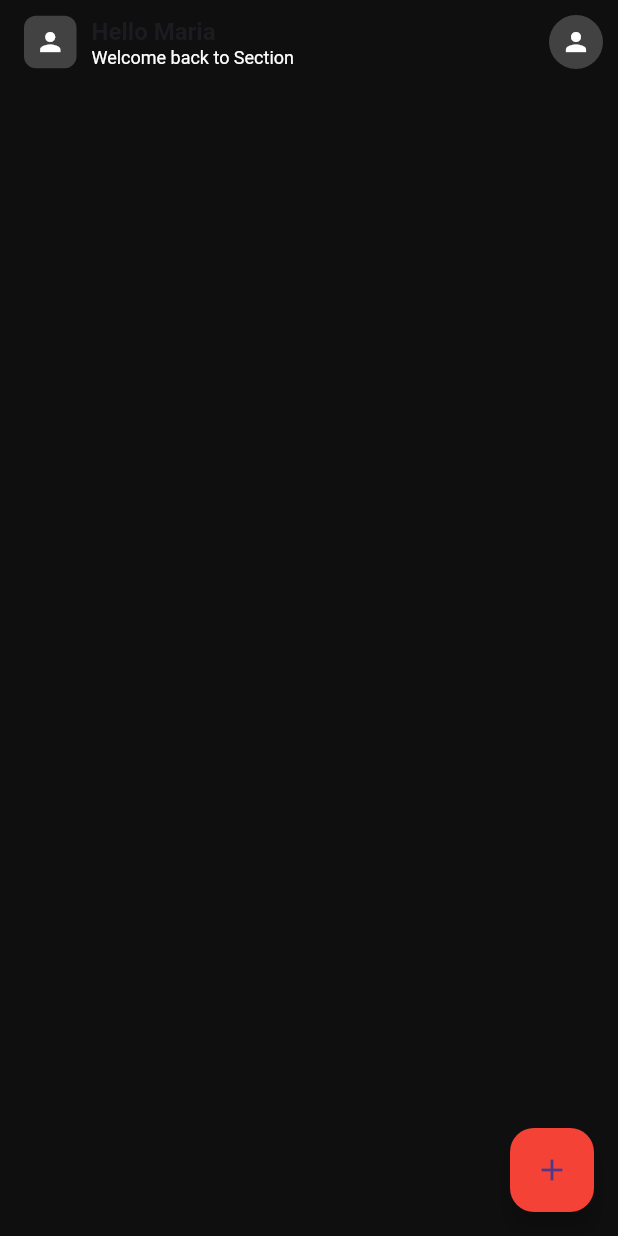
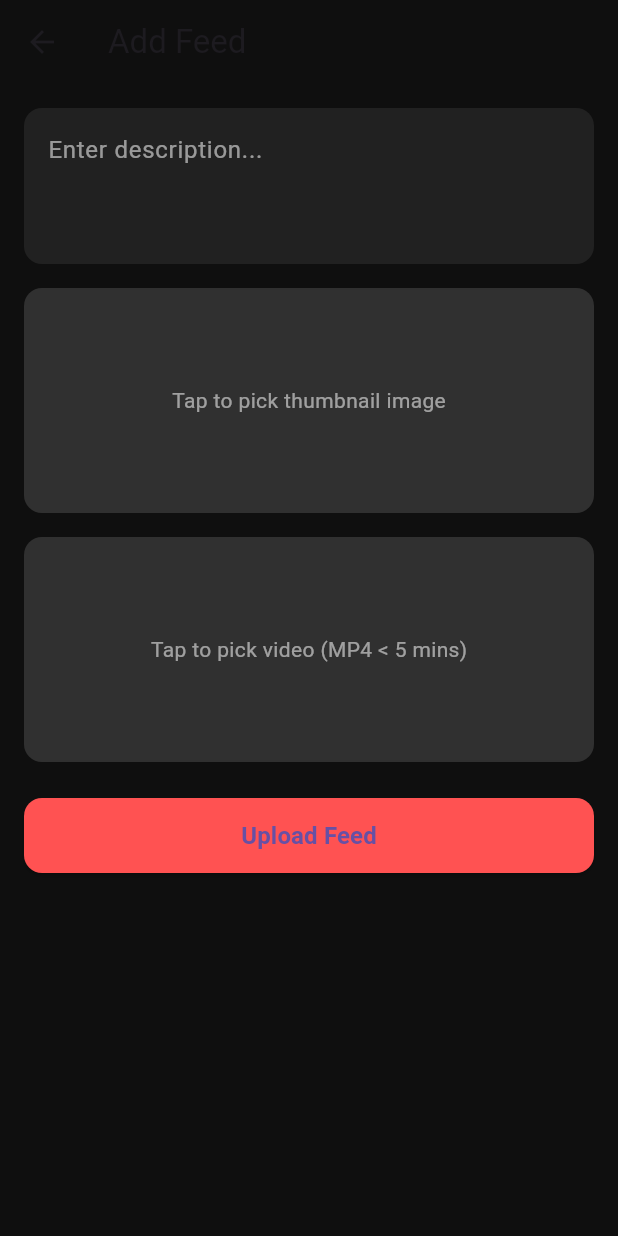
Before and after one commit to muhammedshahbasheer/frijo-noviindus-app, a Flutter app: the HomeScreen screen opened directly, after a tap on the "add" icon, on a phone screen of 412 x 824 dp. Run offline on Flutter 3.47's test engine with Material 3 defaults, Android fonts, the phone set to English and light mode, and no system bars; our stand-ins replace google_fonts, image_picker, shared_preferences, video_player; accounts and stored records are empty; network calls fail.

Commit message:
feat: add video to the feed

```diff
--- /dev/null
+++ b/lib/features/feed/feed_api.dart
@@ -0,0 +1,31 @@
+import 'dart:io';
+import '../../../core/network/api_client.dart';
+import '../../../core/network/api_endpoints.dart';
+
+class FeedApi {
+  static Future<dynamic> uploadFeed({
+    required File video,
+    required File image,
+    required String desc,
+    required List<int> categoryIds,
+    Function(int, int)? onProgress,
+  }) async {
+    final fields = {
+      'desc': desc,
+      'category': categoryIds.join(','), // send as CSV or adjust per backend
+    };
+
+    final files = {
+      'video': video,
+      'image': image,
+    };
+
+    return await ApiClient.postMultipart(
+      ApiEndpoints.myFeed,
+      fields: fields,
+      files: files,
+      auth: true, // sends Bearer token automatically
+      onProgress: onProgress,
+    );
+  }
+}
--- /dev/null
+++ b/lib/features/feed/presentation/add_feed.dart
@@ -0,0 +1,157 @@
+import 'dart:io';
+import 'package:flutter/material.dart';
+import 'package:frijo_noviindus_app/features/feed/presentation/feed_controller.dart';
+import 'package:image_picker/image_picker.dart';
+import 'package:provider/provider.dart';
+
+
+class AddFeedScreen extends StatefulWidget {
+  const AddFeedScreen({super.key});
+
+  @override
+  State<AddFeedScreen> createState() => _AddFeedScreenState();
+}
+
+class _AddFeedScreenState extends State<AddFeedScreen> {
+  final _descController = TextEditingController();
+  final picker = ImagePicker();
+  List<int> selectedCategories = [];
+
+  Future<void> pickVideo(FeedController controller) async {
+    final picked = await picker.pickVideo(source: ImageSource.gallery);
+    if (picked != null) {
+      controller.setVideo(File(picked.path));
+    }
+  }
+
+  Future<void> pickImage(FeedController controller) async {
+    final picked = await picker.pickImage(source: ImageSource.gallery);
+    if (picked != null) {
+      controller.setImage(File(picked.path));
+    }
+  }
+
+  @override
+  Widget build(BuildContext context) {
+    final controller = Provider.of<FeedController>(context);
+
+    return Scaffold(
+      backgroundColor: const Color(0xFF0F0F0F),
+      appBar: AppBar(
+        title: const Text('Add Feed'),
+        backgroundColor: const Color(0xFF0F0F0F),
+      ),
+      body: Padding(
+        padding: const EdgeInsets.all(16),
+        child: SingleChildScrollView(
+          child: Column(
+            children: [
+              TextField(
+                controller: _descController,
+                maxLines: 3,
+                style: const TextStyle(color: Colors.white),
+                decoration: InputDecoration(
+                  hintText: 'Enter description...',
+                  hintStyle: const TextStyle(color: Colors.white54),
+                  filled: true,
+                  fillColor: Colors.grey[900],
+                  border: OutlineInputBorder(
+                    borderRadius: BorderRadius.circular(12),
+                    borderSide: BorderSide.none,
+                  ),
+                ),
+              ),
+              const SizedBox(height: 16),
+              GestureDetector(
+                onTap: () => pickImage(controller),
+                child: Container(
+                  height: 150,
+                  width: double.infinity,
+                  decoration: BoxDecoration(
+                    color: Colors.grey[850],
+                    borderRadius: BorderRadius.circular(12),
+                    image: controller.imageFile != null
+                        ? DecorationImage(
+                            image: FileImage(controller.imageFile!),
+                            fit: BoxFit.cover,
+                          )
+                        : null,
+                  ),
+                  child: controller.imageFile == null
+                      ? const Center(
+                          child: Text('Tap to pick thumbnail image',
+                              style: TextStyle(color: Colors.white54)))
+                      : null,
+                ),
+              ),
+              const SizedBox(height: 16),
+              GestureDetector(
+                onTap: () => pickVideo(controller),
+                child: Container(
+                  height: 150,
+                  width: double.infinity,
+                  decoration: BoxDecoration(
+                    color: Colors.grey[850],
+                    borderRadius: BorderRadius.circular(12),
+                  ),
+                  child: controller.videoFile == null
+                      ? const Center(
+                          child: Text('Tap to pick video (MP4 < 5 mins)',
+                              style: TextStyle(color: Colors.white54)))
+                      : Center(
+                          child: Text(
+                            'Video selected: ${controller.videoFile!.path.split('/').last}',
+                            style: const TextStyle(color: Colors.white),
+                            textAlign: TextAlign.center,
+                          ),
+                        ),
+                ),
+              ),
+              const SizedBox(height: 24),
+
+              // Upload progress
+              if (controller.isUploading)
+                Column(
+                  children: [
+                    LinearProgressIndicator(
+                      value: controller.uploadProgress,
+                      color: Colors.redAccent,
+                      backgroundColor: Colors.grey[800],
+                    ),
+                    const SizedBox(height: 8),
+                    Text(
+                      'Uploading ${(controller.uploadProgress * 100).toStringAsFixed(0)}%',
+                      style: const TextStyle(color: Colors.white),
+                    ),
+                    const SizedBox(height: 16),
+                  ],
+                ),
+
+              ElevatedButton(
+                style: ElevatedButton.styleFrom(
+                  backgroundColor: Colors.redAccent,
+                  minimumSize: const Size(double.infinity, 50),
+                  shape: RoundedRectangleBorder(
+                      borderRadius: BorderRadius.circular(12)),
+                ),
+                onPressed: controller.isUploading
+                    ? null
+                    : () {
+                        controller.uploadFeed(
+                          desc: _descController.text.trim(),
+                          categories: selectedCategories,
+                          context: context,
+                        );
+                      },
+                child: const Text(
+                  'Upload Feed',
+                  style: TextStyle(fontSize: 16, fontWeight: FontWeight.bold),
+                ),
+              ),
+            ],
+          ),
+        ),
+      ),
+    );
+  }
+}
--- /dev/null
+++ b/lib/features/feed/presentation/feed_controller.dart
@@ -0,0 +1,64 @@
+import 'dart:io';
+import 'package:flutter/material.dart';
+import 'package:frijo_noviindus_app/features/feed/feed_api.dart';
+
+
+class FeedController extends ChangeNotifier {
+  File? videoFile;
+  File? imageFile;
+  bool isUploading = false;
+  double uploadProgress = 0.0;
+
+  void setVideo(File file) {
+    videoFile = file;
+    notifyListeners();
+  }
+
+  void setImage(File file) {
+    imageFile = file;
+    notifyListeners();
+  }
+
+  Future<void> uploadFeed({
+    required String desc,
+    required List<int> categories,
+    required BuildContext context,
+  }) async {
+    if (videoFile == null || imageFile == null || desc.isEmpty) {
+      ScaffoldMessenger.of(context).showSnackBar(
+        const SnackBar(content: Text('Please fill all fields')),
+      );
+      return;
+    }
+
+    isUploading = true;
+    notifyListeners();
+
+    try {
+      await FeedApi.uploadFeed(
+        video: videoFile!,
+        image: imageFile!,
+        desc: desc,
+        categoryIds: categories,
+        onProgress: (sent, total) {
+          uploadProgress = sent / total;
+          notifyListeners();
+        },
+      );
+
+      ScaffoldMessenger.of(context).showSnackBar(
+        const SnackBar(content: Text('Feed uploaded successfully!')),
+      );
+      Navigator.pop(context);
+    } catch (e) {
+      print('Upload error: $e');
+      ScaffoldMessenger.of(context).showSnackBar(
+        const SnackBar(content: Text('Failed to upload feed')),
+      );
+    }
+
+    isUploading = false;
+    uploadProgress = 0.0;
+    notifyListeners();
+  }
+}
--- a/lib/features/home/presentation/homescreen.dart
+++ b/lib/features/home/presentation/homescreen.dart
@@ -1,4 +1,6 @@
 import 'package:flutter/material.dart';
+import 'package:frijo_noviindus_app/features/feed/presentation/add_feed.dart';
+import 'package:frijo_noviindus_app/features/feed/presentation/feed_controller.dart';
 import 'package:frijo_noviindus_app/features/home/model/feedmodel.dart';
 import 'package:provider/provider.dart';
 import 'package:video_player/video_player.dart';
@@ -42,9 +44,21 @@ class _HomeScreenState extends State<HomeScreen> {
 
     return Scaffold(
       floatingActionButton: FloatingActionButton(
-        onPressed: () {},
-        child: Icon(Icons.add),backgroundColor: Colors.red,
+  backgroundColor: Colors.redAccent,
+  onPressed: () {
+    Navigator.push(
+      context,
+      MaterialPageRoute(
+        builder: (context) => ChangeNotifierProvider(
+          create: (_) => FeedController(),
+          child: const AddFeedScreen(),
+        ),
       ),
+    );
+  },
+  child: const Icon(Icons.add),
+),
+
       backgroundColor: const Color(0xFF0F0F0F),
       appBar: AppBar(
         elevation: 0,
--- a/pubspec.yaml
+++ b/pubspec.yaml
@@ -39,6 +39,7 @@ dependencies:
   provider: ^6.1.5+1
   google_fonts: ^6.3.2
   video_player: ^2.10.0
+  image_picker: ^1.2.0
 
 dev_dependencies:
   flutter_test:
```
Also changed, not shown: lib/core/network/api_client.dart (+81 -6 lines), pubspec.lock, 8 other files.
